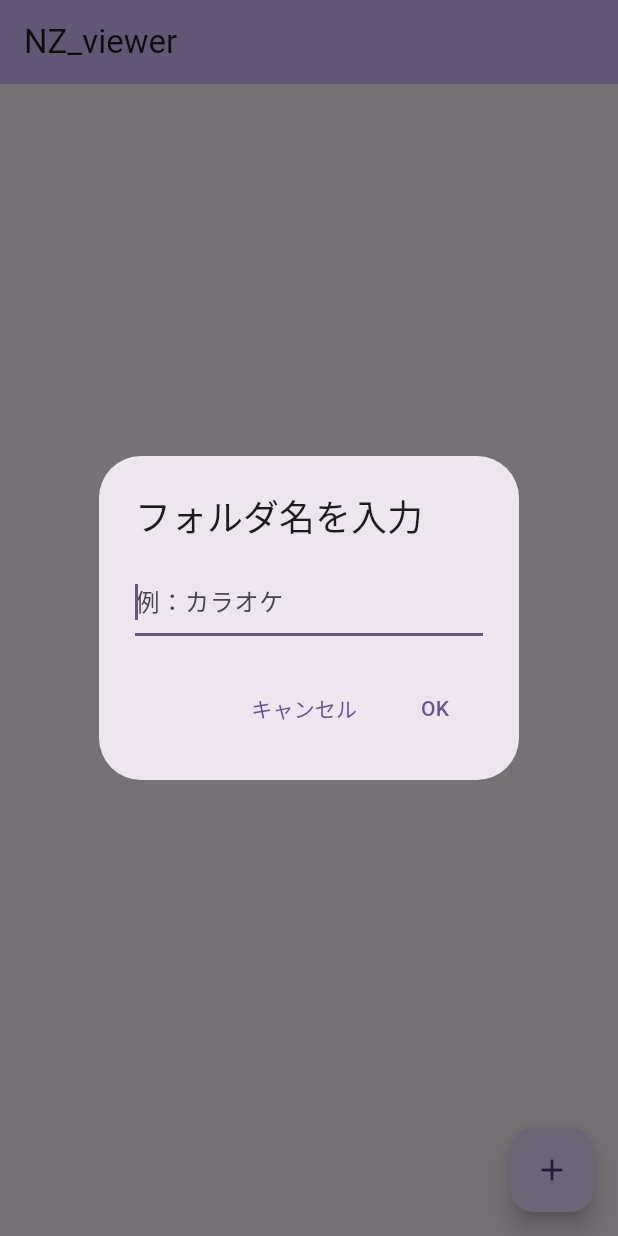
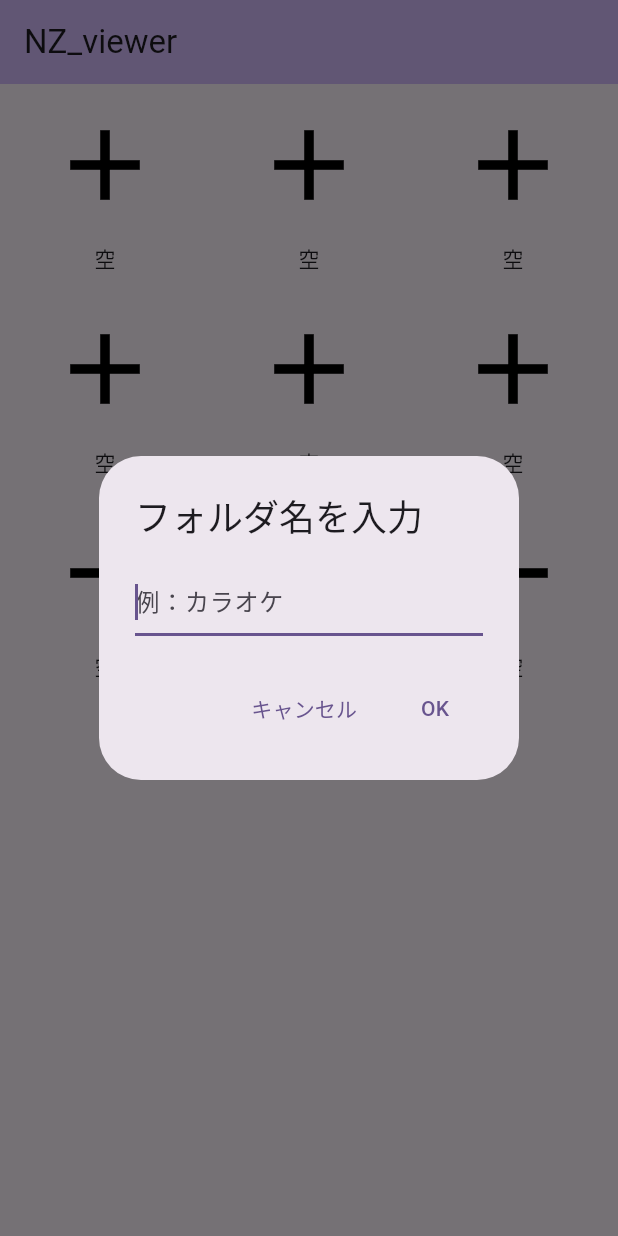
Before and after one commit to 0kgg/nz_viewer, a Flutter app: the screen it shows after launch, after a tap on the "add" icon, on a phone screen of 412 x 824 dp. Run offline on Flutter 3.47's test engine with Material 3 defaults, Android fonts, the phone set to English and light mode, and no system bars.

Commit message:
いろいろ

```diff
--- a/lib/main.dart
+++ b/lib/main.dart
@@ -60,6 +60,7 @@
   int _counter = 0;
   int folder_num = 0;
   String? folderName;
+  List<String?> folderNames = List.filled(9, null);
 
   void _incrementCounter() {
     setState(() {
@@ -90,10 +91,7 @@
         // the App.build method, and use it to set our appbar title.
         title: Text(widget.title),
       ),
-      body: (folder_num >= 1 && folderName != null)
-        // Center is a layout widget. It takes a single child and positions it
-        // in the middle of the parent.
-        ? Padding(
+      body:  Padding(
           padding: const EdgeInsets.all(6.0),
         child: GridView.count(
         crossAxisCount: 3,
@@ -109,26 +107,33 @@
 
                   children: [
                     IconButton(
-                      icon: Icon(Icons.add),
-                      color: Colors.blue,
+                      icon: Icon(
+                       folderNames[index] != null ? Icons.photo_album :Icons.add),
+                      color: folderNames[index] != null ? Colors.blue :Colors.black,
                       iconSize: 80,
-                      onPressed: () {
-                        print('folderが開かれる');
+                      onPressed: () async{
+                        final name = await showFolderNameDialog(context);
+                        if (name != null && name.isNotEmpty) {
+                        setState(() {
+                        folderNames[index] = name;
+                        folder_num++;
+
+                          });
+
+                              }
                       },
                     ),
                     SizedBox(height: 4),
-                    Text(folderName!),
-
-
+                    Text(folderNames[index] ?? '空'),
 
                   ],
                 );
         }
         )
         )
-      ):Center(child: Text('フォルダがありません')),
+      ),
 
-      floatingActionButton: FloatingActionButton(
+      /*floatingActionButton: FloatingActionButton(
         onPressed: () async {
           final name = await showFolderNameDialog(context);
           if (name != null && name.isNotEmpty) {
@@ -141,6 +146,7 @@
         tooltip: 'create foleder',
         child: const Icon(Icons.add),
       ), // This trailing comma makes auto-formatting nicer for build methods.
+      */
     );
   }
 }
```
